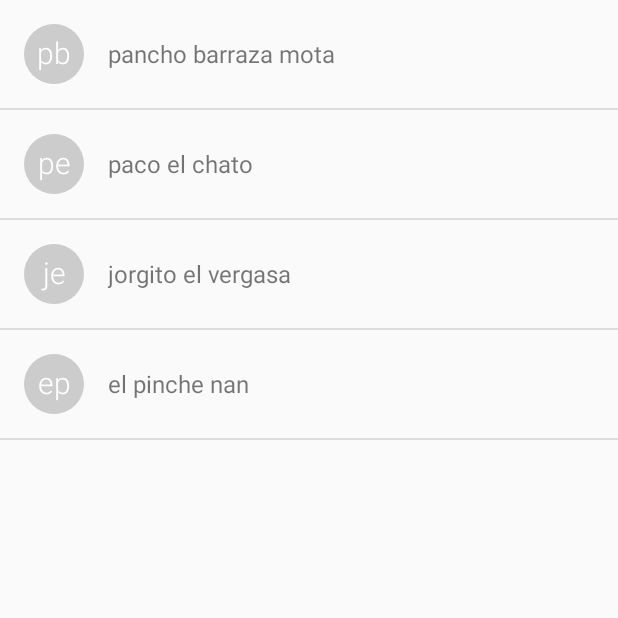
After one commit to HooHaaInc/smed, an Android app: the fragment GroupListFragment shown on its own in the app's theme, on a phone screen of 412 x 824 dp, the top half of it. The commit adds this screen. Run offline under Robolectric (Android 15) with nearby library versions, the phone set to English and light mode, and no system bars.

Commit message:
vale verga la vida

```diff
--- /dev/null
+++ b/app/src/main/java/mx/uson/cc/smed/GroupListFragment.java
@@ -0,0 +1,53 @@
+package mx.uson.cc.smed;
+
+import android.os.Bundle;
+import android.support.annotation.NonNull;
+import android.support.v4.app.Fragment;
+import android.support.v4.app.ListFragment;
+import android.support.v7.app.AppCompatActivity;
+import android.view.LayoutInflater;
+import android.view.View;
+import android.view.ViewGroup;
+import android.widget.ListView;
+import android.widget.TextView;
+
+import java.io.Serializable;
+import java.text.SimpleDateFormat;
+import java.util.ArrayList;
+import java.util.Locale;
+
+import mx.uson.cc.smed.util.Reporte;
+import mx.uson.cc.smed.util.ResourcesMan;
+import mx.uson.cc.smed.util.Student;
+
+/**
+ * Created by Hans on 03/03/2016.
+ */
+public class GroupListFragment extends ListFragment {
+
+    @Override
+    public View onCreateView(@NonNull LayoutInflater inflater, ViewGroup container,
+                             Bundle savedInstanceState) {
+        ((AppCompatActivity)getActivity()).getSupportActionBar().hide();
+        StudentListAdapter adapter = new StudentListAdapter(inflater.getContext(),R.layout.list_item_single_line_with_avatar,ResourcesMan.getEstudiantes());
+        setListAdapter(adapter);
+        getActivity().setTitle(R.string.students);
+
+        return super.onCreateView(inflater, container, savedInstanceState);
+    }
+
+    @Override
+    public void onListItemClick(ListView l, View v, int position, long id) {
+        Bundle b  = new Bundle();
+        ArrayList<Student> s = ResourcesMan.getEstudiantes();
+        b.putSerializable("frag", ReadStudentFragment.class);
+        b.putSerializable("estudiante", s.get(position));
+        try {
+            ((MainActivity)getActivity()).changeFragments(b, null);
+        } catch (IllegalAccessException e) {
+            e.printStackTrace();
+        } catch (java.lang.InstantiationException e) {
+            e.printStackTrace();
+        }
+    }
+}
--- /dev/null
+++ b/app/src/main/java/mx/uson/cc/smed/StudentListAdapter.java
@@ -0,0 +1,46 @@
+package mx.uson.cc.smed;
+
+import android.content.Context;
+import android.graphics.Color;
+import android.graphics.Typeface;
+import android.view.LayoutInflater;
+import android.view.View;
+import android.view.ViewGroup;
+import android.widget.ArrayAdapter;
+import android.widget.ImageView;
+import android.widget.TextView;
+
+import java.util.Date;
+import java.util.HashMap;
+import java.util.List;
+
+import mx.uson.cc.smed.textdrawable.TextDrawable;
+import mx.uson.cc.smed.util.Reporte;
+import mx.uson.cc.smed.util.Student;
+import mx.uson.cc.smed.util.Tarea;
+
+/**
+ * Created by Hans on 03/03/2016.
+ */
+public class StudentListAdapter extends ArrayAdapter<Student> {
+
+    public StudentListAdapter(Context context, int textViewResourceId, List<Student> items) {
+        super(context, textViewResourceId, items);
+    }
+
+    @Override
+    public View getView(int position, View convertView, ViewGroup parent) {
+        Student homie = getItem(position);
+        String nombrito = homie.getName();
+        nombrito += " ";
+        nombrito += homie.getLastName1();
+        if(homie.getLastName2() != null)
+            nombrito += (" " + homie.getLastName2());
+        if(convertView == null)
+            convertView = LayoutInflater.from(getContext()).inflate(R.layout.list_item_single_line_with_avatar, parent, false);
+        ((TextView)convertView.findViewById(R.id.title)).setText(nombrito);
+        ((ImageView)convertView.findViewById(R.id.icon)).setImageDrawable(
+                TextDrawable.builder().buildRound(homie.getInitials(), Color.LTGRAY));
+        return convertView;
+    }
+}
--- a/app/src/main/java/mx/uson/cc/smed/util/ResourcesMan.java
+++ b/app/src/main/java/mx/uson/cc/smed/util/ResourcesMan.java
@@ -30,10 +30,21 @@ public class ResourcesMan {
     private static ArrayList<Tarea> tareas = new ArrayList<>();
     private static ArrayList<Reporte> reportes;
     private static ArrayList<Junta> juntas;
+    private static ArrayList<Student> estudiantes = new ArrayList<>();
+    static{
 
+        estudiantes.add(new Student(1,"pancho","barraza","mota"));
+        estudiantes.add(new Student(2,"paco","el","chato"));
+        estudiantes.add(new Student(3,"jorgito","el","vergasa"));
+        estudiantes.add(new Student(4,"el","pinche","nan"));
+    }
     public static void initReportes(){ reportes = new ArrayList<>(); }
     public static void initJuntas(){ juntas = new ArrayList<>(); }
 
+
+    public static ArrayList<Student> getEstudiantes(){
+        return estudiantes;
+    }
     public static ArrayList<Reporte> getReportes() {
         return reportes;
     }
--- a/app/src/main/res/menu/menu_main.xml
+++ b/app/src/main/res/menu/menu_main.xml
@@ -9,6 +9,8 @@
 
     <item android:id="@+id/action_log_out" android:icon="@drawable/ic_power_settings_new_black_24dp" android:title="@string/action_log_out"
         android:orderInCategory="700" app:showAsAction="never" />
+    <item android:id="@+id/action_students_list" android:icon="@drawable/ic_search_black_24dp" android:title="@string/action_find_students"
+        android:orderInCategory="200" app:showAsAction="never" />
     <item android:id="@+id/action_settings" android:icon="@drawable/ic_settings_black_24dp" android:title="@string/action_settings"
         android:orderInCategory="600" app:showAsAction="never" />
     <group android:checkableBehavior="single"
--- a/app/src/main/res/values/strings.xml
+++ b/app/src/main/res/values/strings.xml
@@ -12,6 +12,7 @@
     <string name="action_settings">Settings</string>
     <string name="action_search">Search</string>
 
+    <string name="students">students</string>
 
     <string name="reports">Reports</string>
 
```
Also changed, not shown: app/src/main/java/mx/uson/cc/smed/MainActivity.java (+14 -0 lines), app/src/main/java/mx/uson/cc/smed/ReadStudentFragment.java (added, +57 -0 lines), app/src/main/java/mx/uson/cc/smed/util/Student.java (+16 -0 lines), app/src/main/res/layout/student_details.xml (added, +93 -0 lines), 2 other files.
